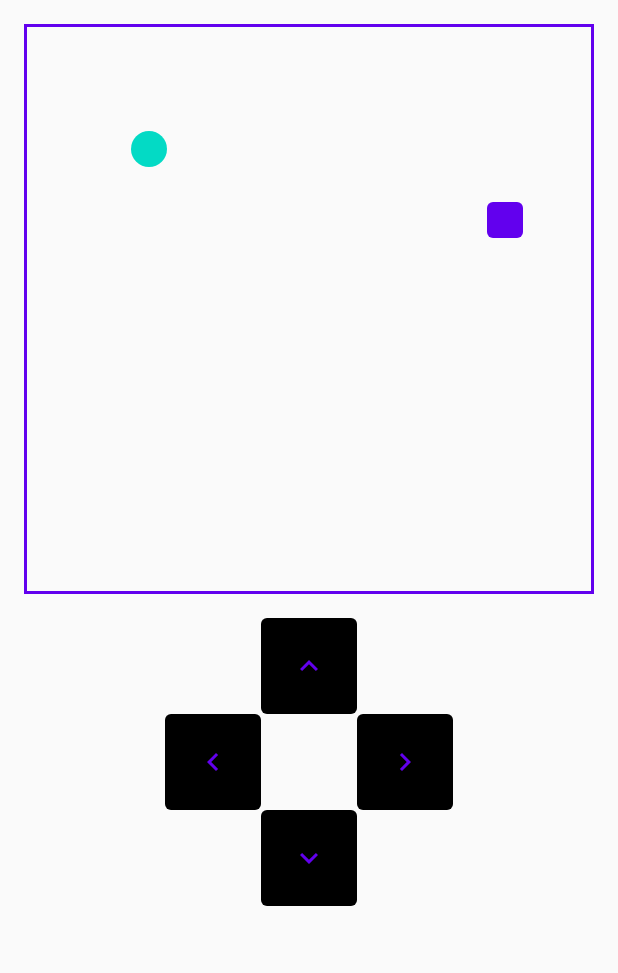
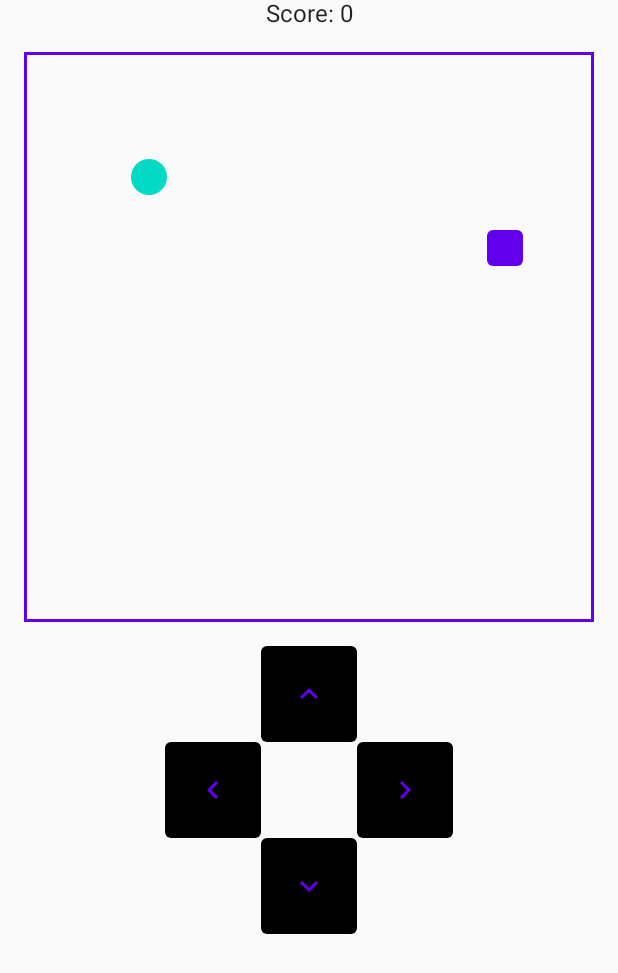
Before and after one commit to zahand0/SnakeGame, an Android app built with Jetpack Compose: the screen it shows after launch (MainActivity), after a tap on "START", on a phone screen of 412 x 824 dp. Shown: the top 973 px of the screen. Run offline under Robolectric (Android 15) with nearby library versions, the light colour scheme and no system bars; our stand-ins replace Dagger/Hilt's generated code.

Commit message:
showing score

```diff
--- a/app/src/main/java/com/example/snakegame/presentation/screen/game/GameScreen.kt
+++ b/app/src/main/java/com/example/snakegame/presentation/screen/game/GameScreen.kt
@@ -15,13 +15,15 @@ import androidx.hilt.navigation.compose.hiltViewModel
 import com.example.snakegame.data.model.Coordinate
 import com.example.snakegame.domain.game.GameStatus
 import com.example.snakegame.domain.game.SnakeDirections
+import kotlinx.coroutines.flow.forEach
 
 @Composable
 fun GameScreen(
     gameViewModel: GameViewModel = hiltViewModel()
 ) {
     val gameState = gameViewModel.gameStateFlow.collectAsState(initial = null)
-
+    val score = gameViewModel.score
+    val highScores = gameViewModel.getHighScores().collectAsState(initial = listOf())
     when (gameState.value?.gameStatus) {
         GameStatus.PLAY -> {
             Column(
@@ -29,6 +31,7 @@ fun GameScreen(
                 horizontalAlignment = Alignment.CenterHorizontally,
                 verticalArrangement = Arrangement.Center
             ) {
+                Text(text = "Score: ${score.value}")
                 gameState.value?.let {
                     Board(it)
                 }
@@ -61,6 +64,12 @@ fun GameScreen(
                 horizontalAlignment = Alignment.CenterHorizontally
             ) {
                 Text(text = "YOU LOSE")
+                Text(text = "HIGH SCORES")
+                Column {
+                    highScores.value.forEach {
+                        Text(text = it.toString())
+                    }
+                }
                 Button(onClick = { gameViewModel.restartGame() }) {
                     Text(text = "RESTART")
                 }
```
